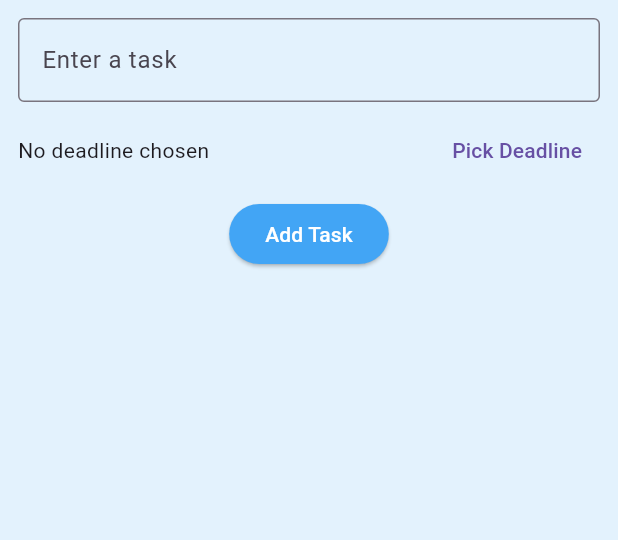
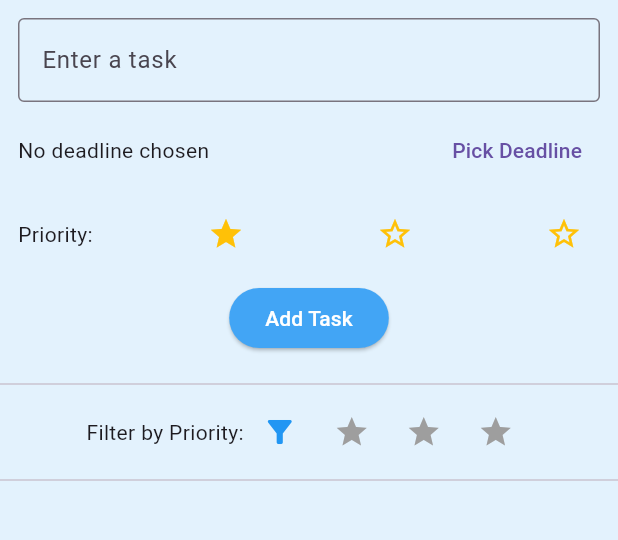
Before and after one commit to khai300262-lang/task-manager-flutter, a Flutter app: the screen it shows after launch, on a phone screen of 412 x 824 dp, the part 84-624 px from its top. Run offline on Flutter 3.47's test engine with Material 3 defaults, Android fonts, the phone set to English and light mode, and no system bars.

Commit message:
add priority

```diff
--- a/topo_app/lib/models/task.dart
+++ b/topo_app/lib/models/task.dart
@@ -1,11 +1,21 @@
+enum Priority{
+  low,
+  medium,
+  high,
+}
 class Task {
   String title;
   bool isDone;
   DateTime? deadline;
+  Priority priority;
+
 
   Task({
     required this.title,
     this.isDone = false,
-    this.deadline}
+    this.deadline,
+    this.priority = Priority.low,
+
+  }
       );
 }
--- a/topo_app/lib/screens/home_page.dart
+++ b/topo_app/lib/screens/home_page.dart
@@ -12,8 +12,10 @@ class HomePage extends StatefulWidget {
 class _HomePageState extends State<HomePage> {
   final List<Task> _tasks = [];
   final _controller = TextEditingController();
-  DateTime? _selectedDeadline; // deadline
+  DateTime? _selectedDeadline;
   int? _editingIndex;
+  Priority _selectedPriority = Priority.low; // New state for priority
+  Priority? _filterPriority; // New state for filter
 
   void _addTask() {
     if (_controller.text.isEmpty) return;
@@ -27,10 +29,12 @@ class _HomePageState extends State<HomePage> {
         Task(
           title: _controller.text,
           deadline: _selectedDeadline,
+          priority: _selectedPriority, // Add priority to new task
         ),
       );
       _controller.clear();
       _selectedDeadline = null;
+      _selectedPriority = Priority.low;
     });
   }
 
@@ -46,12 +50,12 @@ class _HomePageState extends State<HomePage> {
     });
   }
 
-
   void _editTask(int index) {
     setState(() {
       _editingIndex = index;
       _controller.text = _tasks[index].title;
       _selectedDeadline = _tasks[index].deadline;
+      _selectedPriority = _tasks[index].priority; // Set priority for editing
     });
   }
 
@@ -84,6 +88,13 @@ class _HomePageState extends State<HomePage> {
 
   @override
   Widget build(BuildContext context) {
+    List<Task> filteredTasks = _tasks.where((task) {
+      if (_filterPriority == null) {
+        return true;
+      }
+      return task.priority == _filterPriority;
+    }).toList();
+
     return Scaffold(
       appBar: AppBar(title: const Text("Topo App - Task Manager")),
       body: SingleChildScrollView(
@@ -117,6 +128,28 @@ class _HomePageState extends State<HomePage> {
                     ],
                   ),
                   const SizedBox(height: 8),
+                  Row(
+                    mainAxisAlignment: MainAxisAlignment.spaceBetween,
+                    children: [
+                      const Text("Priority:"),
+                      ...Priority.values.map((priority) {
+                        return IconButton(
+                          icon: Icon(
+                            _selectedPriority.index >= priority.index
+                                ? Icons.star
+                                : Icons.star_border,
+                            color: Colors.amber,
+                          ),
+                          onPressed: () {
+                            setState(() {
+                              _selectedPriority = priority;
+                            });
+                          },
+                        );
+                      }).toList(),
+                    ],
+                  ),
+                  const SizedBox(height: 8),
                   ElevatedButton(
                     onPressed: _addTask,
                     child: Text(_editingIndex != null ? "Edit Task" : "Add Task"),
@@ -124,8 +157,41 @@ class _HomePageState extends State<HomePage> {
                 ],
               ),
             ),
+            const Divider(),
+            // Filter section
+            Row(
+              mainAxisAlignment: MainAxisAlignment.center,
+              children: [
+                const Text("Filter by Priority:"),
+                IconButton(
+                  icon: Icon(
+                    _filterPriority == null ? Icons.filter_alt : Icons.filter_alt_off,
+                    color: _filterPriority == null ? Colors.blue : Colors.red,
+                  ),
+                  onPressed: () {
+                    setState(() {
+                      _filterPriority = null;
+                    });
+                  },
+                ),
+                ...Priority.values.map((priority) {
+                  return IconButton(
+                    icon: Icon(
+                      priority.index >= Priority.low.index ? Icons.star : Icons.star_border,
+                      color: _filterPriority == priority ? Colors.amber : Colors.grey,
+                    ),
+                    onPressed: () {
+                      setState(() {
+                        _filterPriority = priority;
+                      });
+                    },
+                  );
+                }).toList(),
+              ],
+            ),
+            const Divider(),
             TaskList(
-              tasks: _tasks,
+              tasks: filteredTasks, // Use the filtered list
               onToggleDone: _toggleTaskDone,
               onRemove: _removeTask,
               onEdit: _editTask,
--- a/topo_app/lib/widgets/task_list.dart
+++ b/topo_app/lib/widgets/task_list.dart
@@ -7,6 +7,7 @@ class TaskList extends StatelessWidget {
   final void Function(int) onToggleDone;
   final void Function(int) onRemove;
   final void Function(int) onEdit;
+
   const TaskList({
     super.key,
     required this.tasks,
```
Also changed, not shown: topo_app/lib/widgets/task_item.dart (+18 -2 lines).
